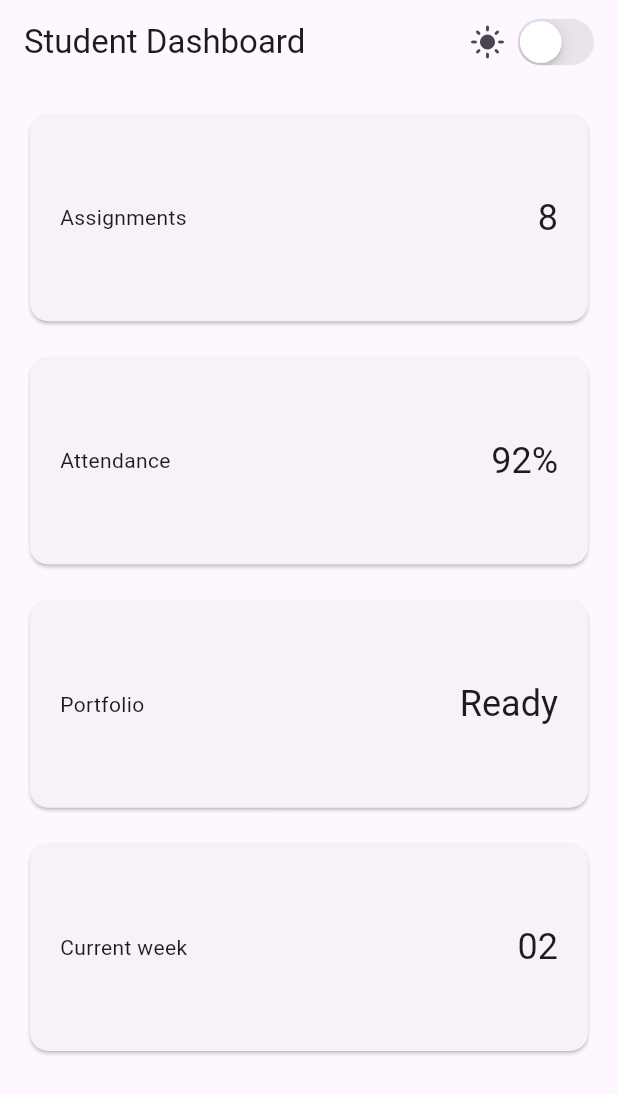
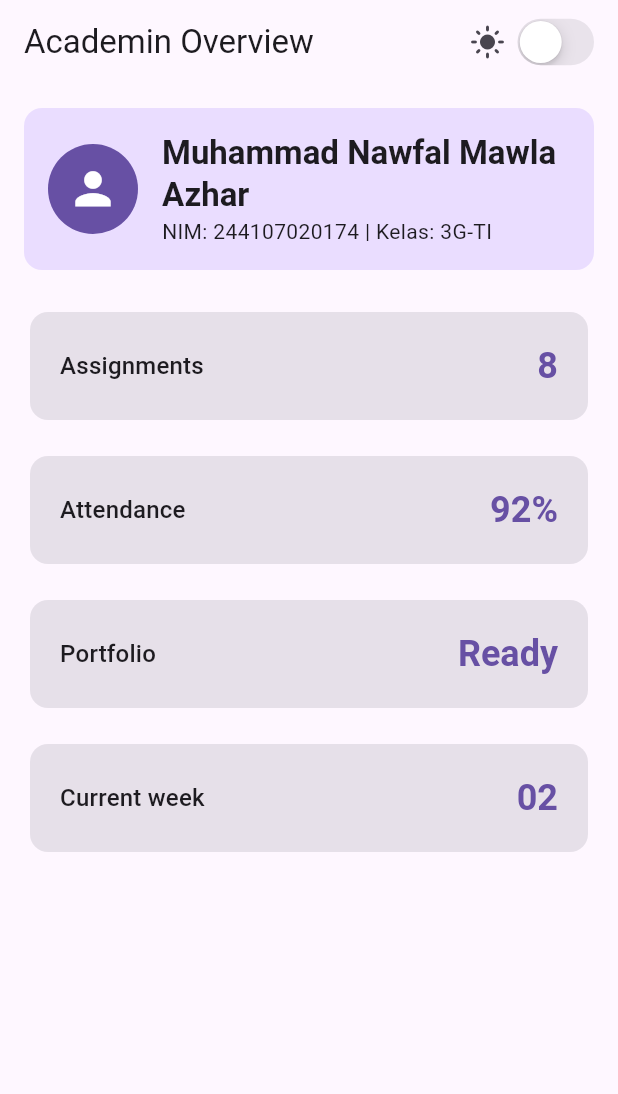
Before and after one commit to MNawfal24/244107020174-Mobile-Course, a Flutter app: the DashboardPage screen opened directly with empty values, on a phone screen of 412 x 824 dp. Shown: the top 1094 px of the screen. Run offline on Flutter 3.47's test engine with Material 3 defaults, Android fonts, the phone set to English and light mode, and no system bars.

Commit message:
FInal Commit week 2

```diff
--- a/02-week-2-declarative-ui-responsive-design/lib/responsive_dashboard.dart
+++ b/02-week-2-declarative-ui-responsive-design/lib/responsive_dashboard.dart
@@ -1,6 +1,7 @@
 import 'package:flutter/material.dart';
 import 'package:flutter/cupertino.dart';
 
+const kWideBreakpoint = 700;
 void main() => runApp(const DashboardApp());
 
 class DashboardApp extends StatefulWidget {
@@ -42,61 +43,121 @@ class DashboardPage extends StatelessWidget {
   Widget build(BuildContext context) {
     return Scaffold(
       appBar: AppBar(
-        title: const Text('Student Dashboard'),
+        title: const Text('Academin Overview'),
         actions: [
           Row(
             children: [
               Icon(isDark ? Icons.dark_mode : Icons.light_mode),
               const SizedBox(width: 4),
-              CupertinoSwitch(
+              Semantics(
+                label: isDark ? 'Switch to light mode' : 'Switch to dark mode',
+                child: CupertinoSwitch(
                   value: isDark,
                   onChanged: onDarkChanged,
+                ),
               ),
               const SizedBox(width: 12),
             ],
           ),
         ],
       ),
-      // Ini adalah kode GridView asli yang digabungkan kembali
     body: LayoutBuilder(
-        builder: (context, constraints) {
-          final columns = constraints.maxWidth >= 700 ? 2 : 1;
-          return GridView.count(
+      builder: (context, constraints){
+
+          final isWide = constraints.maxWidth >= kWideBreakpoint;
+          final cards = [
+            const InfoCard(title: 'Assignments', value: '8'),
+            const InfoCard(title: 'Attendance', value: '92%'),
+            const InfoCard(title: 'Portfolio', value: 'Ready'),
+            const InfoCard(title: 'Current week', value: '02'),
+          ];
+
+          return SingleChildScrollView(
             padding: const EdgeInsets.all(16),
-            crossAxisCount: columns,
-            crossAxisSpacing: 16,
-            mainAxisSpacing: 16,
-            childAspectRatio: 2.6,
-            children: const [
-              DashboardCard(title: 'Assignments', value: '8'),
-              DashboardCard(title: 'Attendance', value: '92%'),
-              DashboardCard(title: 'Portfolio', value: 'Ready'),
-              DashboardCard(title: 'Current week', value: '02'),
+            child: Column(
+              crossAxisAlignment: CrossAxisAlignment.start,
+              children: [
+                // Header Profil Mahasiswa
+                Container(
+                  padding: const EdgeInsets.all(16),
+                  decoration: BoxDecoration(
+                    color: Theme.of(context).colorScheme.primaryContainer,
+                    borderRadius: BorderRadius.circular(12),
+                  ),
+                  child: Row(
+                    children: [
+                      CircleAvatar(
+                        radius: 30,
+                        backgroundColor: Theme.of(context).colorScheme.primary,
+                        child: const Icon(Icons.person, size: 35, color: Colors.white),
+                      ),
+                      const SizedBox(width: 16),
+                      Expanded(
+                        child: Column(
+                          crossAxisAlignment: CrossAxisAlignment.start,
+                          children: [
+                            Text('Muhammad Nawfal Mawla Azhar', style: Theme.of(context).textTheme.titleLarge?.copyWith(fontWeight: FontWeight.bold)),
+                            Text('NIM: 244107020174 | Kelas: 3G-TI', style: Theme.of(context).textTheme.bodyMedium),
                           ],
+                        ),
+                      ),
+                    ],
+                  ),
+                ),
+                const SizedBox(height: 24),
+                // Logika Responsif Tanpa GridView
+                if (isWide)
+                  Row(
+                    crossAxisAlignment: CrossAxisAlignment.start,
+                    children: [
+                      Expanded(child: Column(children: [cards[0], const SizedBox(height: 16), cards[1]])),
+                      const SizedBox(width: 16),
+                      Expanded(child: Column(children: [cards[2], const SizedBox(height: 16), cards[3]])),
+                    ],
+                  )
+                else
+                  Column(
+                    children: [
+                      cards[0], const SizedBox(height: 16),
+                      cards[1], const SizedBox(height: 16),
+                      cards[2], const SizedBox(height: 16),
+                      cards[3],
+                    ],
+                  ),
+              ],
+            ),
           );
-        },
-      ),
+        }
+    )
+
     );
   }
 }
 
-class DashboardCard extends StatelessWidget {
-  const DashboardCard({required this.title, required this.value, super.key});
+class InfoCard extends StatelessWidget {
+  const InfoCard({required this.title, required this.value, super.key});
   final String title;
   final String value;
 
   @override
   Widget build(BuildContext context) {
     return Card(
+      color: Theme.of(context).colorScheme.surfaceContainerHighest,
+      elevation: 0,
       child: Padding(
         padding: const EdgeInsets.all(20),
-        child: Row(children: [
-          Expanded(child: Text(title)),
+        child: Row(
+          children: [
+            Expanded(child: Text(title, style: Theme.of(context).textTheme.titleMedium)),
             Semantics(
               label: 'Nilai dari $title adalah $value',
-            child: Text(value, style: Theme.of(context).textTheme.headlineSmall),
-          )
-        ]),
+              child: Text(value, style: Theme.of(context).textTheme.headlineSmall?.copyWith(
+                color: Theme.of(context).colorScheme.primary,
+                fontWeight: FontWeight.bold,
+              )),
+            ),
+          ],
+        ),
       ),
     );
   }
```
Also changed, not shown: 02-week-2-declarative-ui-responsive-design/ScreenShoot/TugasPraktikum.png (added), 2 other files. Lines whose indentation alone changed are shown as unchanged.
